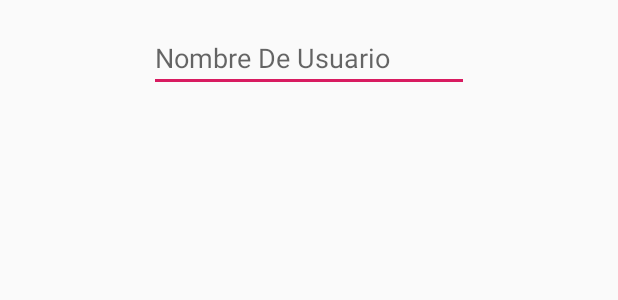
After one commit to AgusdaWarMiot/Leave-It, an Android app: the layout dialog_name_user.xml on its own in the app's theme, with its tools: preview values and no code run, on a phone screen of 412 x 824 dp. The commit adds this screen. Shown: the top 300 px of the screen. Run offline under Robolectric (Android 15) with nearby library versions, the phone set to English and light mode, and no system bars.

Commit message:
Leave It Versión Beta 0.23.72 10/10/19

```diff
--- a/app/build.gradle
+++ b/app/build.gradle
@@ -36,5 +36,6 @@ dependencies {
     implementation 'com.google.firebase:firebase-core:16.0.8'
     implementation 'com.google.firebase:firebase-firestore:18.2.0'
     implementation 'com.google.firebase:firebase-database:16.1.0'
+    implementation 'com.google.firebase:firebase-storage:16.0.3'
 }
 apply plugin: 'com.google.gms.google-services'  // Google Play services Gradle plugin
--- /dev/null
+++ b/app/src/main/res/layout/dialog_name_user.xml
@@ -0,0 +1,20 @@
+<?xml version="1.0" encoding="utf-8"?>
+<android.support.constraint.ConstraintLayout
+    xmlns:android="http://schemas.android.com/apk/res/android"
+    xmlns:app="http://schemas.android.com/apk/res-auto"
+    xmlns:tools="http://schemas.android.com/tools"
+    android:layout_width="match_parent"
+    android:layout_height="match_parent">
+
+    <EditText
+        android:id="@+id/edtCambiarUser"
+        android:layout_width="wrap_content"
+        android:layout_height="wrap_content"
+        android:layout_marginTop="16dp"
+        android:ems="10"
+        android:inputType="textPersonName"
+        android:hint="Nombre De Usuario"
+        app:layout_constraintEnd_toEndOf="parent"
+        app:layout_constraintStart_toStartOf="parent"
+        app:layout_constraintTop_toTopOf="parent" />
+</android.support.constraint.ConstraintLayout>
```
Also changed, not shown: app/src/main/java/com/murez/android/proyectofinal/Dialog.java (added, +52 -0 lines), app/src/main/java/com/murez/android/proyectofinal/Fragments/Frag2.java (+76 -25 lines), app/src/main/java/com/murez/android/proyectofinal/muro/Mensaje.java (+10 -0 lines), app/src/main/res/layout/frag2_layout.xml (+8 -4 lines).
